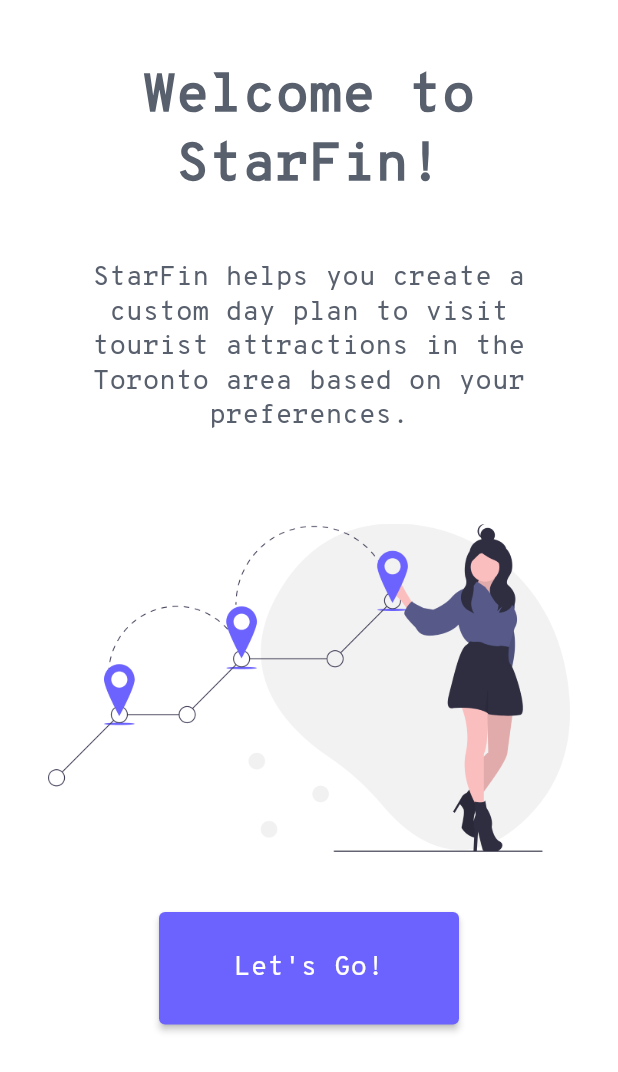
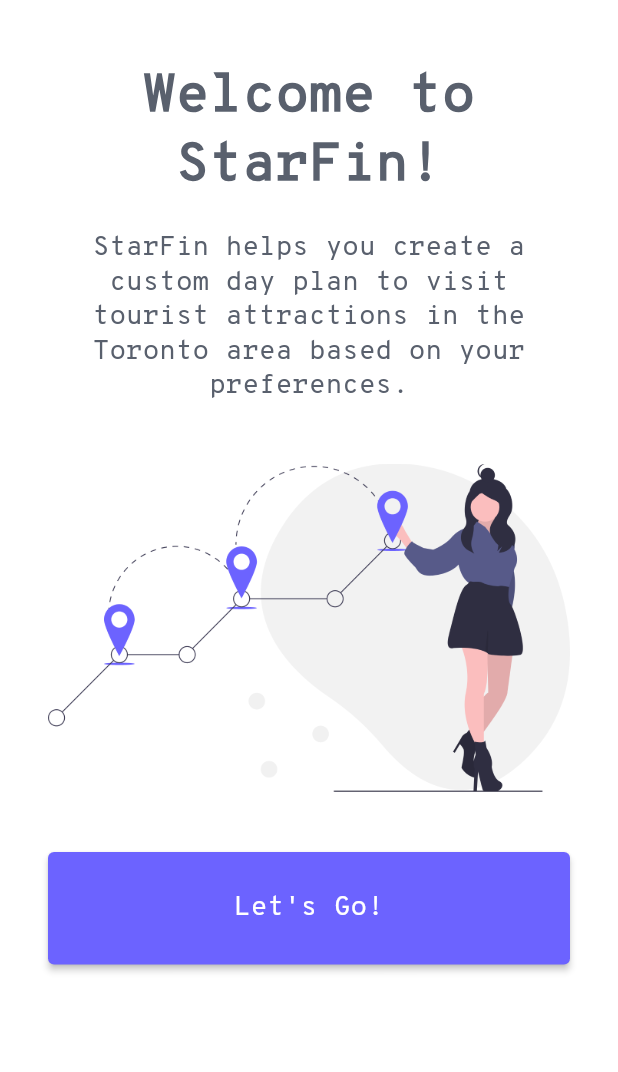
Before and after one commit to BlueFin773/starfin, a Flutter app: the screen it shows after launch, on a phone screen of 412 x 824 dp. Shown: the top 1072 px of the screen. Run offline on Flutter 3.47's test engine with Material 2 defaults, Android fonts, the phone set to English and light mode, and no system bars; our stand-ins replace cloud_firestore, firebase_core, geolocator, google_maps_flutter; missing offline and left inert: flutter_polyline_points; accounts and stored records are empty.

Commit message:
layout change in welcome screen

```diff
--- a/lib/welcome.dart
+++ b/lib/welcome.dart
@@ -13,6 +13,7 @@ class _WelcomePageState extends State<WelcomePage> {
       body: Container(
         padding: const EdgeInsets.all(32),
         child: Column(
+          crossAxisAlignment: CrossAxisAlignment.stretch,
           children:[
             SizedBox(
               height: 10,
@@ -22,14 +23,14 @@ class _WelcomePageState extends State<WelcomePage> {
               textAlign: TextAlign.center
             ),
             SizedBox(
-              height: 40,
+              height: 20,
             ),
             Text("StarFin helps you create a custom day plan to visit tourist attractions in the Toronto area based on your preferences.",
                 style: TextStyle(fontSize:18),
                 textAlign: TextAlign.center
             ),
             SizedBox(
-              height: 60,
+              height: 40,
             ),
             Image.asset('assets/images/map2.png'),
             SizedBox(
```
